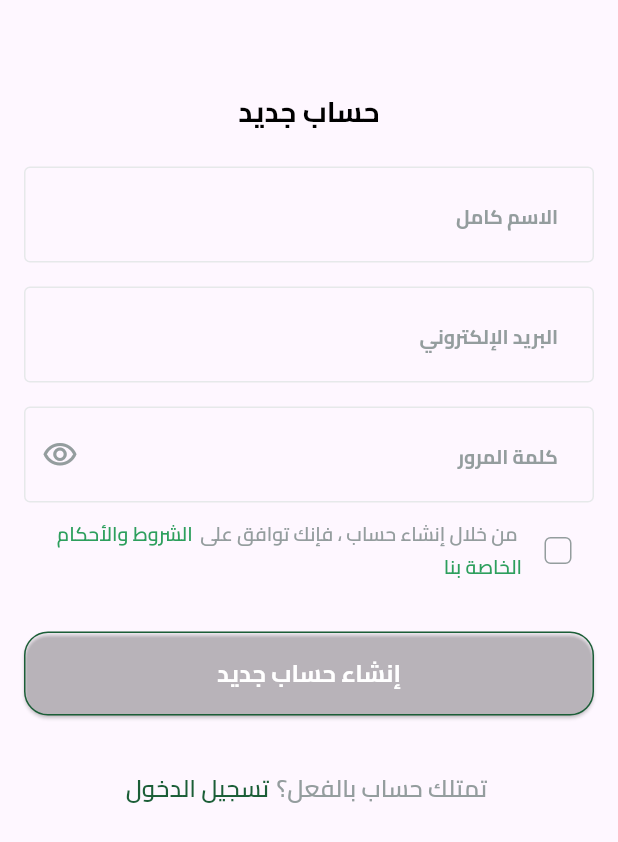
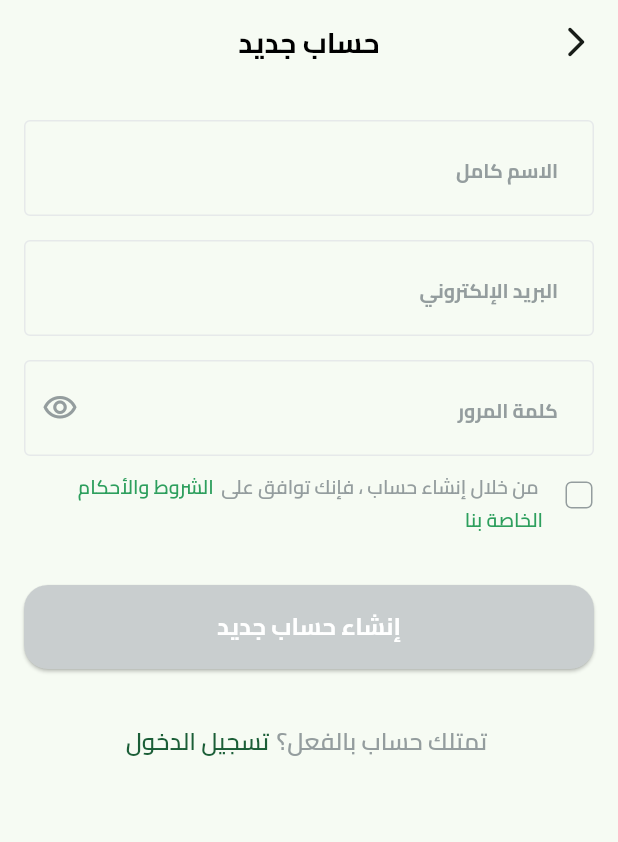
Before and after one commit to Karam-Salama/fruits_hup, a Flutter app: the LoginView screen opened by its route, after a tap on an icon or button, on a phone screen of 412 x 824 dp. Shown: the top 842 px of the screen. Run offline on Flutter 3.47's test engine with Material 3 defaults, Android fonts, the phone set to English and light mode, and no system bars; our stand-ins replace dots_indicator, email_validator, firebase_auth, firebase_core, flutter_svg, get_it and 1 more; accounts and stored records are empty.

Commit message:
make some updates in my code and UI

```diff
--- a/lib/core/functions/onGenerate_routes.dart
+++ b/lib/core/functions/onGenerate_routes.dart
@@ -3,6 +3,8 @@ import 'package:fruits_hup/modules/auth/views/login_view.dart';
 import 'package:fruits_hup/modules/splash/views/splash_view.dart';
 
 import '../../modules/auth/views/forget_password_view.dart';
+import '../../modules/auth/views/password_recovery_view.dart';
+import '../../modules/auth/views/reset_your_password_view.dart';
 import '../../modules/auth/views/signUp_view.dart';
 import '../../modules/onboarding/views/onboarding_view.dart';
 
@@ -19,6 +21,13 @@ Route<dynamic> onGenerateRoute(RouteSettings settings) {
     case ForgetPasswordView.routeName:
       return MaterialPageRoute(
           builder: (context) => const ForgetPasswordView());
+    case PasswordRecoveryView.routeName:
+      return MaterialPageRoute(
+          builder: (context) => const PasswordRecoveryView());
+    case ResetyourpasswordView.routeName:
+      return MaterialPageRoute(
+          builder: (context) => const ResetyourpasswordView());
+
     default:
       return MaterialPageRoute(builder: (context) => const Scaffold());
   }
--- a/lib/modules/auth/views/login_view.dart
+++ b/lib/modules/auth/views/login_view.dart
@@ -2,7 +2,6 @@ import 'package:flutter/material.dart';
 import '../../../core/functions/navigation.dart';
 import '../../../core/utils/app_strings.dart';
 import '../../../core/utils/app_text_styles.dart';
-import '../../../core/widgets/custom_header_text.dart';
 import '../widgets/custom_have_account_widget.dart';
 import '../widgets/custom_login_form_widget.dart';
 import '../widgets/custom_or_divider_widget.dart';
@@ -17,19 +16,21 @@ class LoginView extends StatelessWidget {
   @override
   Widget build(BuildContext context) {
     return Scaffold(
+      appBar: AppBar(
+        centerTitle: true,
+        automaticallyImplyLeading: false,
+        backgroundColor: Colors.transparent,
+        elevation: 0,
+        title: Text(
+          AppStrings.login,
+          style: AppTextStyle.Cairo700style23.copyWith(fontSize: 19),
+        ),
+      ),
       body: Padding(
         padding: const EdgeInsets.symmetric(horizontal: 16.0),
         child: CustomScrollView(
           physics: const BouncingScrollPhysics(),
           slivers: [
-            const SliverToBoxAdapter(child: SizedBox(height: 60)),
-            SliverToBoxAdapter(
-              child: CustomHeaderText(
-                text1: AppStrings.login,
-                textAlign1: TextAlign.center,
-                styleText1: AppTextStyle.Cairo700style23.copyWith(fontSize: 19),
-              ),
-            ),
             const SliverToBoxAdapter(child: SizedBox(height: 24)),
             const SliverToBoxAdapter(child: CustomLoginForm()),
             const SliverToBoxAdapter(child: SizedBox(height: 24)),
@@ -42,9 +43,9 @@ class LoginView extends StatelessWidget {
                 },
               ),
             ),
-            const SliverToBoxAdapter(child: SizedBox(height: 49)),
+            const SliverToBoxAdapter(child: SizedBox(height: 24)),
             SliverToBoxAdapter(child: CustomOrDivider(text: AppStrings.or)),
-            const SliverToBoxAdapter(child: SizedBox(height: 31)),
+            const SliverToBoxAdapter(child: SizedBox(height: 16)),
             SliverToBoxAdapter(
               child: CustomSocialButtons(
                 text1: AppStrings.loginWithGoogle,
--- a/lib/modules/auth/views/signUp_view.dart
+++ b/lib/modules/auth/views/signUp_view.dart
@@ -4,7 +4,6 @@ import 'package:fruits_hup/modules/auth/views/login_view.dart';
 import '../../../core/functions/navigation.dart';
 import '../../../core/utils/app_strings.dart';
 import '../../../core/utils/app_text_styles.dart';
-import '../../../core/widgets/custom_header_text.dart';
 import '../widgets/custom_have_account_widget.dart';
 import '../widgets/custom_signUp_form_widget.dart';
 
@@ -14,19 +13,26 @@ class SignupView extends StatelessWidget {
   @override
   Widget build(BuildContext context) {
     return Scaffold(
+        appBar: AppBar(
+          centerTitle: true,
+          backgroundColor: Colors.transparent,
+          elevation: 0,
+          title: Text(
+            AppStrings.register,
+            style: AppTextStyle.Cairo700style23.copyWith(fontSize: 19),
+          ),
+          leading: IconButton(
+            onPressed: () {
+              Navigator.pop(context);
+            },
+            icon: Icon(Icons.arrow_back_ios_new_rounded),
+          ),
+        ),
         body: Padding(
           padding: EdgeInsets.symmetric(horizontal: 16.0),
           child: CustomScrollView(
             physics: const BouncingScrollPhysics(),
             slivers: [
-          const SliverToBoxAdapter(child: SizedBox(height: 60)),
-          SliverToBoxAdapter(
-            child: CustomHeaderText(
-              text1: AppStrings.register,
-              textAlign1: TextAlign.center,
-              styleText1: AppTextStyle.Cairo700style23.copyWith(fontSize: 19),
-            ),
-          ),
               const SliverToBoxAdapter(child: SizedBox(height: 24)),
               const SliverToBoxAdapter(child: CustomSignUpForm()),
               const SliverToBoxAdapter(child: SizedBox(height: 24)),
@@ -35,7 +41,7 @@ class SignupView extends StatelessWidget {
                     textPart1: AppStrings.alreadyHaveAccount,
                     textPart2: AppStrings.login,
                     onPress: () {
-                  customNavigate(context, LoginView.routeName);
+                      Navigator.pop(context);
                     }),
               ),
             ],
--- a/lib/modules/auth/widgets/custom_login_form_widget.dart
+++ b/lib/modules/auth/widgets/custom_login_form_widget.dart
@@ -8,7 +8,7 @@ import '../../../core/utils/app_strings.dart';
 import '../../../core/utils/app_text_styles.dart';
 import '../../../core/widgets/custom_btn.dart';
 import '../views/forget_password_view.dart';
-import 'cutom_textField.dart';
+import 'cutom_text_form_field_widget_.dart';
 
 class CustomLoginForm extends StatelessWidget {
   const CustomLoginForm({super.key});
@@ -32,7 +32,7 @@ class CustomLoginForm extends StatelessWidget {
           suffixIcon: IconButton(
             onPressed: () {},
             icon: Icon(
-              Icons.visibility_outlined,
+              Icons.remove_red_eye,
               color: AppColors.greyColor,
             ),
           ),
--- a/lib/modules/auth/widgets/custom_or_divider_widget.dart
+++ b/lib/modules/auth/widgets/custom_or_divider_widget.dart
@@ -24,7 +24,8 @@ class CustomOrDivider extends StatelessWidget {
           child: Text(
             text!,
             style: AppTextStyle.Cairo600style16.copyWith(
-                color: AppColors.blackColor),
+              color: AppColors.blackColor,
+            ),
           ),
         ),
         Expanded(
--- a/lib/modules/auth/widgets/custom_signUp_form_widget.dart
+++ b/lib/modules/auth/widgets/custom_signUp_form_widget.dart
@@ -6,7 +6,7 @@ import '../../../core/utils/app_strings.dart';
 import '../../../core/utils/app_text_styles.dart';
 import '../../../core/widgets/custom_btn.dart';
 import 'custom_terms_and_conds_widget.dart';
-import 'cutom_textField.dart';
+import 'cutom_text_form_field_widget_.dart';
 
 class CustomSignUpForm extends StatelessWidget {
   const CustomSignUpForm({super.key});
@@ -47,11 +47,10 @@ class CustomSignUpForm extends StatelessWidget {
           const SizedBox(height: 30),
           CustomButton(
             text: AppStrings.createAccount,
-            backGroundColor: AppColors.transparent,
-            borderColor: AppColors.primaryColor,
+            backGroundColor: Color(0xFFC9CECF),
             onPressed: () async {},
             style: AppTextStyle.Cairo700style16,
-          mainAxisAlignment: MainAxisAlignment.center,
+            mainAxisAlignment: MainAxisAlignment.center,
           ),
         ],
       ),
--- a/lib/modules/auth/widgets/custom_social_Buttons_widget.dart
+++ b/lib/modules/auth/widgets/custom_social_Buttons_widget.dart
@@ -2,8 +2,6 @@
 
 import 'package:flutter/material.dart';
 import 'package:fruits_hup/core/utils/assets.dart';
-
-import '../../../core/utils/app_colors.dart';
 import '../../../core/utils/app_text_styles.dart';
 import '../../../core/widgets/custom_btn.dart';
 
@@ -25,7 +23,7 @@ class CustomSocialButtons extends StatelessWidget {
         CustomButton(
           imageIcon: Assets.assetsIconsGoogleIcon,
           text: text1!,
-          backGroundColor: AppColors.whiteColor,
+          backGroundColor: Color(0xFFF6FBF3),
           borderColor: Color(0xFFDDDFDF),
           onPressed: () {},
           style: AppTextStyle.Cairo600style13.copyWith(fontSize: 16),
@@ -35,7 +33,7 @@ class CustomSocialButtons extends StatelessWidget {
         CustomButton(
           imageIcon: Assets.assetsIconsAppleIcon,
           text: text2!,
-          backGroundColor: AppColors.whiteColor,
+          backGroundColor: Color(0xFFF6FBF3),
           borderColor: Color(0xFFDDDFDF),
           onPressed: () {},
           style: AppTextStyle.Cairo600style13.copyWith(fontSize: 16),
@@ -45,7 +43,7 @@ class CustomSocialButtons extends StatelessWidget {
         CustomButton(
           imageIcon: Assets.assetsIconsFacebookIcon,
           text: text3!,
-          backGroundColor: AppColors.whiteColor,
+          backGroundColor: Color(0xFFF6FBF3),
           borderColor: Color(0xFFDDDFDF),
           onPressed: () {},
           style: AppTextStyle.Cairo600style13.copyWith(fontSize: 16),
--- a/lib/modules/auth/widgets/custom_terms_and_conds_widget.dart
+++ b/lib/modules/auth/widgets/custom_terms_and_conds_widget.dart
@@ -10,17 +10,23 @@ class TermsAndConditionsWidget extends StatelessWidget {
 
   @override
   Widget build(BuildContext context) {
-    return Row(
+    return Transform.translate(
+      offset: Offset(14, 0),
+      child: Row(
         mainAxisAlignment: MainAxisAlignment.start,
         children: [
-        CustomCheckBox(),
+          Transform.translate(
+            offset: Offset(0, -6),
+            child: CustomCheckBox(),
+          ),
           Flexible(
             child: Text.rich(
               TextSpan(
                 children: [
                   TextSpan(
                       text: AppStrings.acceptTerms,
-                    style: AppTextStyle.Cairo600style16.copyWith(fontSize: 13)),
+                      style:
+                          AppTextStyle.Cairo600style16.copyWith(fontSize: 13)),
                   const WidgetSpan(
                     child: SizedBox(
                       width: 5,
@@ -29,13 +35,15 @@ class TermsAndConditionsWidget extends StatelessWidget {
                   TextSpan(
                     text: AppStrings.terms,
                     style: AppTextStyle.Cairo600style13.copyWith(
-                      color: AppColors.secondaryColor),
+                      color: AppColors.secondaryColor,
+                    ),
                   ),
                 ],
               ),
             ),
           ),
         ],
+      ),
     );
   }
 }
```
Also changed, not shown: lib/app/fruitHup_app.dart (+6 -1 lines), lib/modules/auth/views/forget_password_view.dart (+15 -8 lines), lib/modules/auth/views/password_recovery_view.dart (added, +40 -0 lines), lib/modules/auth/views/reset_your_password_view.dart (added, +40 -0 lines), lib/modules/auth/widgets/custom_forget_password_form_widget.dart (+6 -2 lines), lib/modules/auth/widgets/cutom_text_form_field_widget_.dart (renamed from lib/modules/auth/widgets/cutom_textField.dart). Lines whose indentation alone changed are shown as unchanged.
